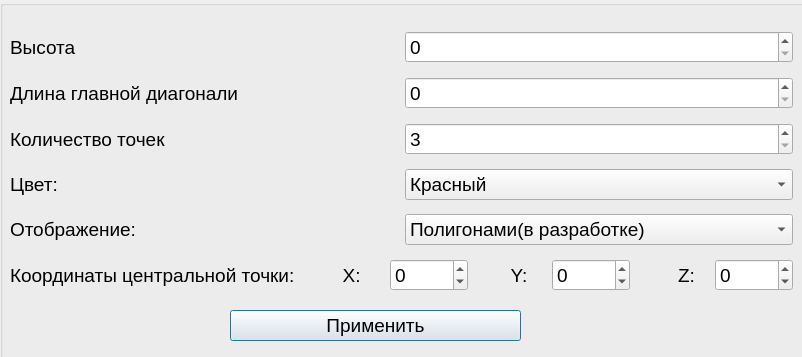
Qt form piramidaparametr.ui (Greggot/Wolves-Practice-CSCE-191-) before a commit.
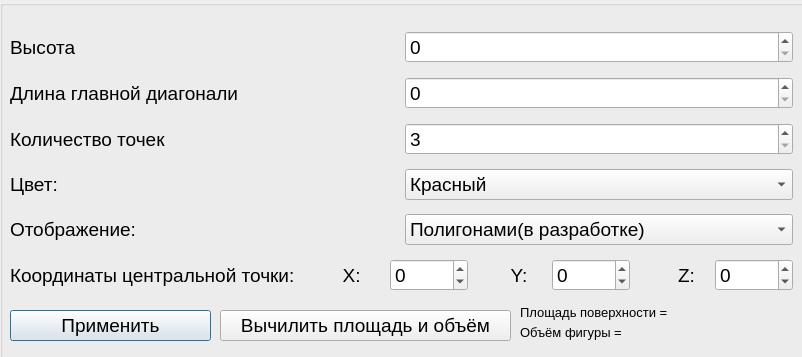
The same form after that commit.

```diff
--- a/piramidaparametr.ui
+++ b/piramidaparametr.ui
@@ -40,9 +40,9 @@
    <widget class="QPushButton" name="ok">
     <property name="geometry">
      <rect>
-      <x>230</x>
+      <x>10</x>
       <y>310</y>
-      <width>291</width>
+      <width>201</width>
       <height>31</height>
      </rect>
     </property>
@@ -326,6 +326,96 @@
      </item>
     </layout>
    </widget>
+   <widget class="QLabel" name="label_13">
+    <property name="geometry">
+     <rect>
+      <x>520</x>
+      <y>300</y>
+      <width>155</width>
+      <height>25</height>
+     </rect>
+    </property>
+    <property name="font">
+     <font>
+      <pointsize>10</pointsize>
+     </font>
+    </property>
+    <property name="text">
+     <string>Площадь поверхности = </string>
+    </property>
+   </widget>
+   <widget class="QPushButton" name="ok_2">
+    <property name="geometry">
+     <rect>
+      <x>220</x>
+      <y>310</y>
+      <width>291</width>
+      <height>31</height>
+     </rect>
+    </property>
+    <property name="font">
+     <font>
+      <pointsize>14</pointsize>
+     </font>
+    </property>
+    <property name="text">
+     <string>Вычилить площадь и объём</string>
+    </property>
+   </widget>
+   <widget class="QLabel" name="pl">
+    <property name="geometry">
+     <rect>
+      <x>670</x>
+      <y>300</y>
+      <width>155</width>
+      <height>25</height>
+     </rect>
+    </property>
+    <property name="font">
+     <font>
+      <pointsize>10</pointsize>
+     </font>
+    </property>
+    <property name="text">
+     <string/>
+    </property>
+   </widget>
+   <widget class="QLabel" name="ob">
+    <property name="geometry">
+     <rect>
+      <x>620</x>
+      <y>320</y>
+      <width>155</width>
+      <height>25</height>
+     </rect>
+    </property>
+    <property name="font">
+     <font>
+      <pointsize>10</pointsize>
+     </font>
+    </property>
+    <property name="text">
+     <string/>
+    </property>
+   </widget>
+   <widget class="QLabel" name="label_14">
+    <property name="geometry">
+     <rect>
+      <x>520</x>
+      <y>320</y>
+      <width>101</width>
+      <height>25</height>
+     </rect>
+    </property>
+    <property name="font">
+     <font>
+      <pointsize>10</pointsize>
+     </font>
+    </property>
+    <property name="text">
+     <string>Объём фигуры = </string>
+    </property>
+   </widget>
   </widget>
  </widget>
  <resources/>
```
